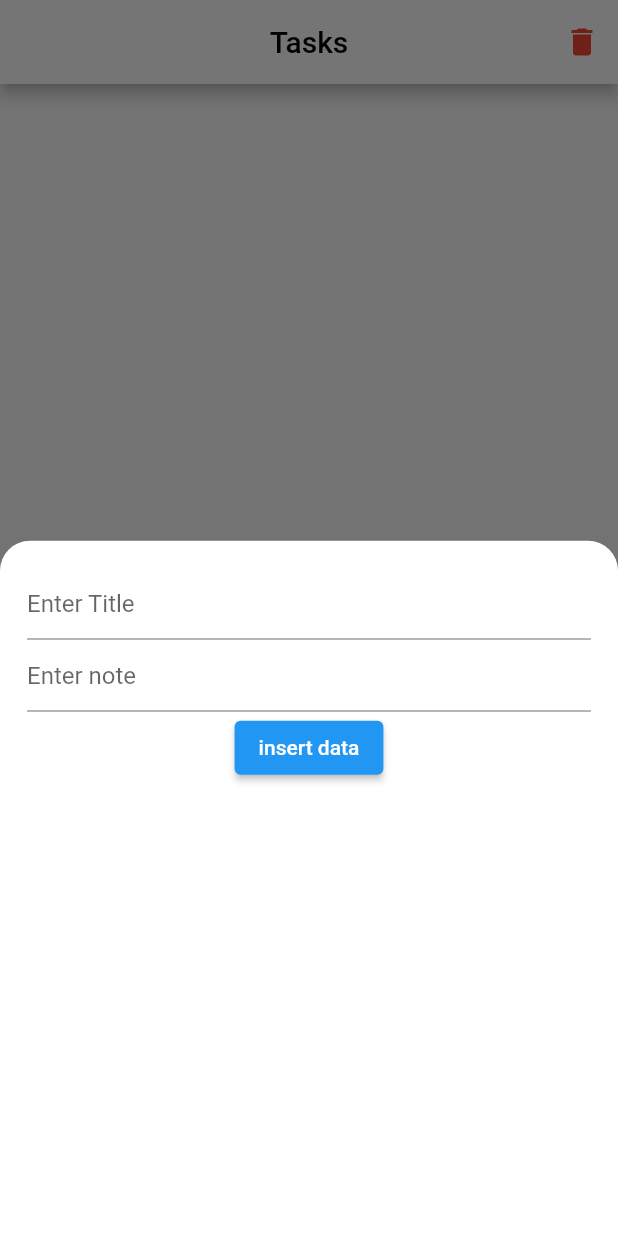
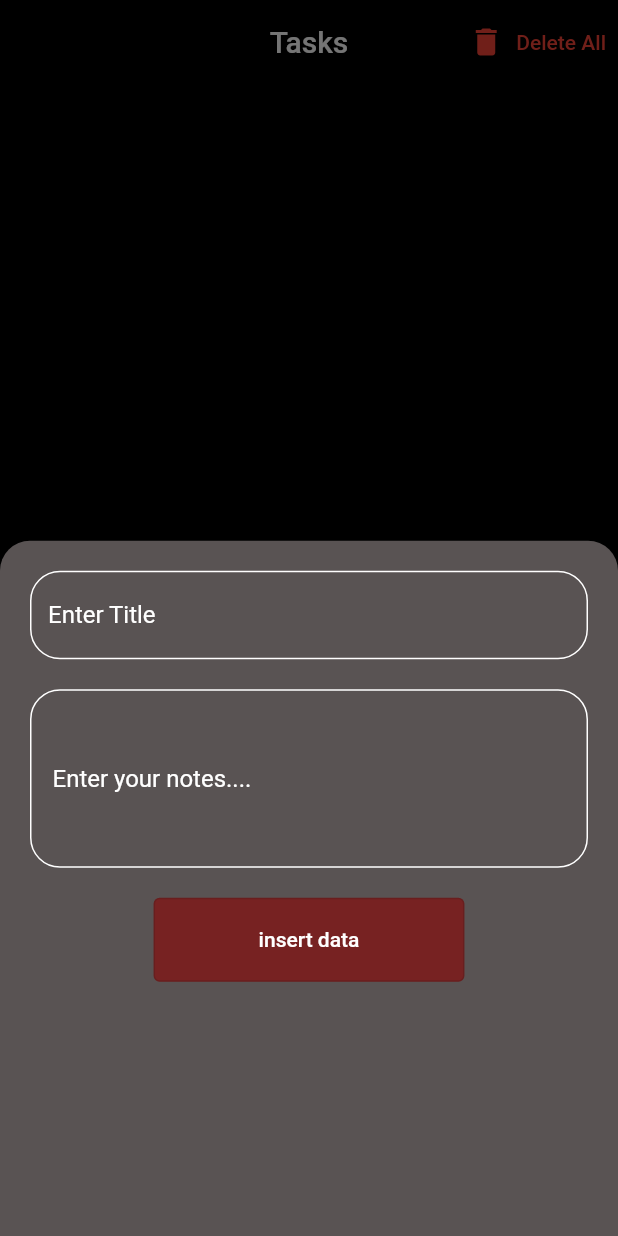
Before and after one commit to swilam202/Notes, a Flutter app: the screen it shows after launch, after a tap on the "add" icon, on a phone screen of 412 x 824 dp. Run offline on Flutter 3.47's test engine with Material 2 defaults, Android fonts, the phone set to English and light mode, and no system bars; our stand-ins replace get, sqflite; accounts and stored records are empty.

Commit message:
cahnged the theme fixed the delete database because when i delete the tasks it deleted the whole database and recreate it and makes the progress indicator works until you add task and made the code more professional

```diff
--- a/lib/main.dart
+++ b/lib/main.dart
@@ -1,18 +1,13 @@
 import 'package:flutter/material.dart';
 import 'package:get/get.dart';
-import 'package:sqfl/add%20task%20page.dart';
 import 'package:sqfl/sqlDB.dart';
-
-import 'control page.dart';
 import 'tasks page.dart';
 
 void main() {
   WidgetsFlutterBinding.ensureInitialized();
   SqlDB sqlDB = SqlDB();
   sqlDB.db;
-  runApp(
-      const MyApp()
-  );
+  runApp(const MyApp());
 }
 
 class MyApp extends StatelessWidget {
@@ -26,10 +21,6 @@ class MyApp extends StatelessWidget {
         primarySwatch: Colors.blue,
       ),
       home: TaskPage(),
-      routes: {
-        'add' : (context)=>AddTask(),
-        'task' : (context)=>TaskPage(),
-      },
     );
   }
 }
--- a/lib/tasks page.dart
+++ b/lib/tasks page.dart
@@ -2,8 +2,6 @@ import 'package:flutter/material.dart';
 import 'package:get/get.dart';
 import 'package:sqfl/sqlDB.dart';
 import 'dart:math';
-
-import 'add task page.dart';
 
 class TaskPage extends StatefulWidget {
   @override
@@ -25,8 +23,7 @@ class _TaskPageState extends State<TaskPage> {
     return list;
   }
 
-  GlobalKey key1 = GlobalKey();
-  GlobalKey key2 = GlobalKey();
+  GlobalKey key = GlobalKey();
 
   List colors = [
     const Color.fromRGBO(238, 174, 174, 1.0),
@@ -38,8 +35,6 @@ class _TaskPageState extends State<TaskPage> {
 
   TextEditingController titleController = TextEditingController();
   TextEditingController noteController = TextEditingController();
-  TextEditingController titleController1 = TextEditingController();
-  TextEditingController noteController1 = TextEditingController();
 
   Random r = Random();
   int colorIndex = 0;
@@ -47,34 +42,21 @@ class _TaskPageState extends State<TaskPage> {
   @override
   Widget build(BuildContext context) {
     return Scaffold(
+      backgroundColor: Colors.black,
       appBar: AppBar(
+        backgroundColor: Colors.black,
         title: const Text(
           'Tasks',
-          style: TextStyle(color: Colors.black),
+          style: TextStyle(color: Colors.white),
         ),
-        backgroundColor: Colors.white,
         centerTitle: true,
         actions: [
-          IconButton(
+          TextButton.icon(
             onPressed: () {
               Get.defaultDialog(
                 title: 'Are you sure you want to delete all tasks?',
                 content: Row(
                   children: [
-                    Expanded(
-                      child: TextButton(
-                        onPressed: () {
-                          sqlDB.deleteAll();
-                          sqlDB.initialDB();
-                          setState(() {});
-                          Get.back();
-                        },
-                        child: const Text(
-                          'Delete',
-                          style: TextStyle(color: Colors.red),
-                        ),
-                      ),
-                    ),
                     Expanded(
                       child: TextButton(
                         onPressed: () {
@@ -86,10 +68,27 @@ class _TaskPageState extends State<TaskPage> {
                         ),
                       ),
                     ),
+                    Expanded(
+                      child: TextButton(
+                        onPressed: () async {
+                          sqlDB.deleteTasks();
+                          setState(() {});
+                          Get.back();
+                        },
+                        child: const Text(
+                          'Delete',
+                          style: TextStyle(color: Colors.red),
+                        ),
+                      ),
+                    ),
                   ],
                 ),
               );
             },
+            label: const Text(
+              'Delete All',
+              style: TextStyle(color: Colors.red),
+            ),
             icon: const Icon(
               Icons.delete,
               color: Colors.red,
@@ -190,66 +189,8 @@ class _TaskPageState extends State<TaskPage> {
                             children: [
                               IconButton(
                                 onPressed: () {
-                                  titleController1.text =
-                                      snapshot.data![index]['title'];
-                                  noteController1.text =
-                                      snapshot.data![index]['note'];
-                                  Get.bottomSheet(
-                                    Padding(
-                                      padding: const EdgeInsets.all(20),
-                                      child: ListView(
-                                        children: [
-                                          Form(
-                                            key: key1,
-                                            child: Column(
-                                              children: [
-                                                TextFormField(
-                                                  decoration:
-                                                      const InputDecoration(
-                                                    hintText: 'Enter Title',
-                                                  ),
-                                                  controller: titleController1,
-                                                ),
-                                                TextFormField(
-                                                  decoration:
-                                                      const InputDecoration(
-                                                    hintText: 'Enter note',
-                                                  ),
-                                                  controller: noteController1,
-                                                ),
-                                                ElevatedButton(
-                                                  onPressed: () async {
-                                                    int response = await sqlDB
-                                                        .update(
-                                                            snapshot.data![
-                                                                index]['id'],
-                                                            {
-                                                          'title':
-                                                              titleController1
-                                                                  .text,
-                                                          'note':
-                                                              noteController1
-                                                                  .text,
-                                                        });
-                                                    setState(() {});
-
-                                                    Get.back();
-                                                  },
-                                                  child:
-                                                      const Text('Edit data'),
-                                                ),
-                                              ],
-                                            ),
-                                          ),
-                                        ],
-                                      ),
-                                    ),
-                                    backgroundColor: Colors.white,
-                                    shape: const RoundedRectangleBorder(
-                                        borderRadius: BorderRadius.only(
-                                            topLeft: Radius.circular(20),
-                                            topRight: Radius.circular(20))),
-                                  );
+                                  sheet(snapshot.data![index]['title'],
+                                      snapshot.data![index]['note']);
                                 },
                                 icon: const Icon(
                                   Icons.mode_rounded,
@@ -279,34 +220,91 @@ class _TaskPageState extends State<TaskPage> {
         },
       ),
       floatingActionButton: FloatingActionButton(
+          backgroundColor: Colors.red,
           child: const Icon(Icons.add),
           onPressed: () {
+            titleController.text = '';
+            noteController.text = '';
+            sheet('', '');
+          }),
+    );
+  }
+
+  warning() {
+    Get.snackbar(
+      'Warning',
+      "All fileds mustn't be null",
+      icon: const Icon(
+        Icons.warning_amber,
+        color: Colors.red,
+      ),
+      colorText: Colors.red,
+      snackPosition: SnackPosition.BOTTOM,
+      backgroundColor: Colors.black,
+    );
+  }
+
+  sheet(String one, String two) {
+    titleController.text = one;
+    noteController.text = two;
     Get.bottomSheet(
       Padding(
-                padding: const EdgeInsets.all(18),
+        padding: const EdgeInsets.all(20),
         child: ListView(
           children: [
             Form(
-                      key: key2,
+              key: key,
               child: Column(
                 children: [
                   TextFormField(
-                            decoration: const InputDecoration(
-                              hintText: 'Enter Title',
+                    decoration: InputDecoration(
+                      hintText: 'Enter Title ',
+                      hintStyle: const TextStyle(color: Colors.white),
+                      focusedBorder: OutlineInputBorder(
+                        borderRadius: BorderRadius.circular(20),
+                        borderSide: const BorderSide(color: Colors.white),
+                      ),
+                      enabledBorder: OutlineInputBorder(
+                        borderRadius: BorderRadius.circular(20),
+                        borderSide: const BorderSide(color: Colors.white),
+                      ),
                     ),
                     controller: titleController,
                   ),
-                          TextFormField(
-                            decoration: const InputDecoration(
-                              hintText: 'Enter note',
+                  Padding(
+                    padding: const EdgeInsets.symmetric(vertical: 20),
+                    child: TextFormField(
+                      decoration: InputDecoration(
+                        hintText: 'Enter your notes....',
+                        contentPadding: const EdgeInsets.symmetric(
+                            vertical: 50, horizontal: 15),
+                        hintStyle: const TextStyle(color: Colors.white),
+                        focusedBorder: OutlineInputBorder(
+                          borderRadius: BorderRadius.circular(20),
+                          borderSide: const BorderSide(color: Colors.white),
+                        ),
+                        enabledBorder: OutlineInputBorder(
+                          borderRadius: BorderRadius.circular(20),
+                          borderSide: const BorderSide(color: Colors.white),
+                        ),
                       ),
                       controller: noteController,
                     ),
-                          ElevatedButton(
+                  ),
+                  OutlinedButton(
+                    style: ButtonStyle(
+                        foregroundColor:
+                            MaterialStateProperty.all(Colors.white),
+                        backgroundColor: MaterialStateProperty.all(
+                          const Color.fromRGBO(119, 34, 34, 1.0),
+                        ),
+                        padding: MaterialStateProperty.all(
+                            const EdgeInsets.symmetric(
+                                vertical: 20, horizontal: 70))),
                     onPressed: () async {
                       if (titleController.text.isNotEmpty &&
                           noteController.text.isNotEmpty) {
-                                int response = await sqlDB.insert(
+                        await sqlDB.insert(
                           {
                             'title': titleController.text,
                             'note': noteController.text,
@@ -316,14 +314,7 @@ class _TaskPageState extends State<TaskPage> {
                         setState(() {});
                         Get.back();
                       } else {
-                                Get.snackbar(
-                                    'Warning', "All fileds mustn't be null",
-                                    icon: const Icon(
-                                      Icons.warning_amber,
-                                      color: Colors.red,
-                                    ),
-                                    colorText: Colors.red,
-                                    snackPosition: SnackPosition.BOTTOM);
+                        warning();
                       }
                     },
                     child: const Text('insert data'),
@@ -334,13 +325,13 @@ class _TaskPageState extends State<TaskPage> {
           ],
         ),
       ),
-              backgroundColor: Colors.white,
+      backgroundColor: const Color.fromRGBO(89, 83, 83, 1.0),
       shape: const RoundedRectangleBorder(
         borderRadius: BorderRadius.only(
           topLeft: Radius.circular(20),
-                      topRight: Radius.circular(20))),
-            );
-          }),
+          topRight: Radius.circular(20),
+        ),
+      ),
     );
   }
 }
```
Also changed, not shown: lib/add task page.dart (deleted, +0 -62 lines), lib/control page.dart (deleted, +0 -72 lines), lib/sqlDB.dart (+16 -10 lines), lib/full task.dart (deleted). Lines whose indentation alone changed are shown as unchanged.
